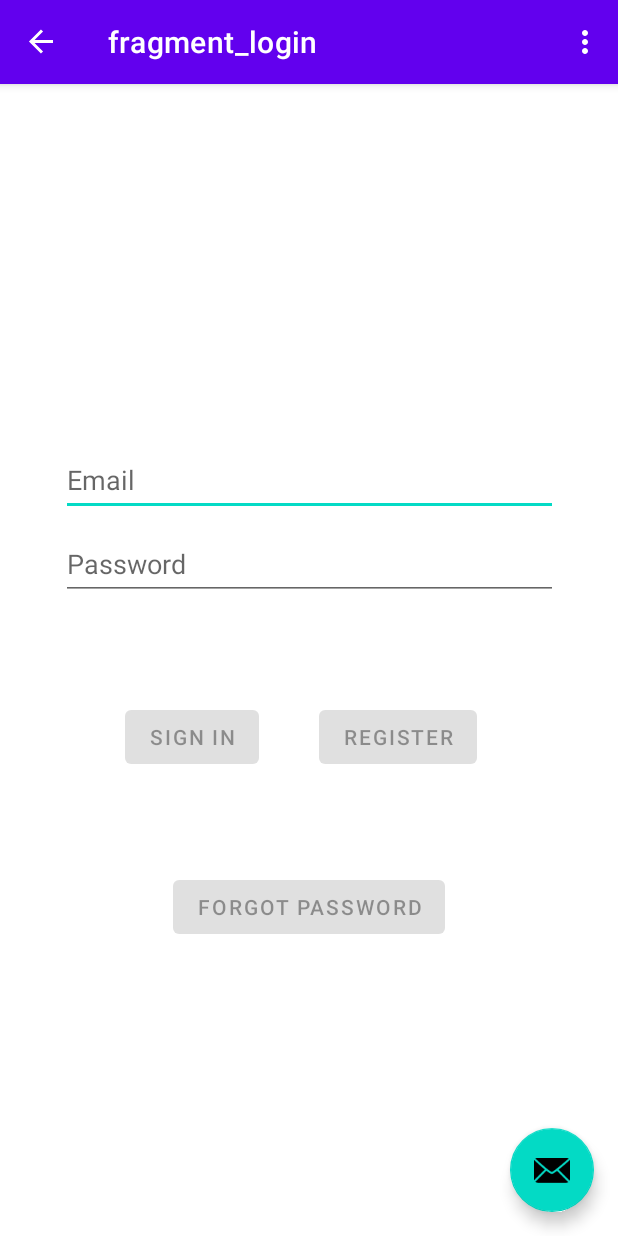
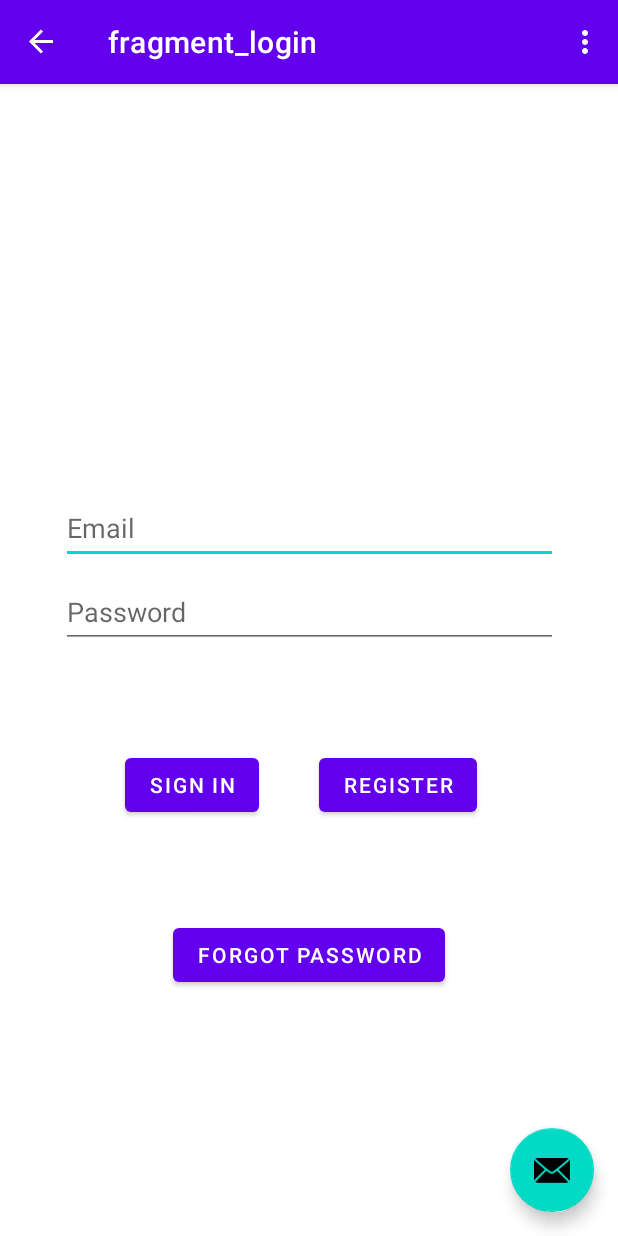
Before and after one commit to bpan2/SBRMS-2, an Android app: the screen it shows after launch (MainActivity), on a phone screen of 412 x 824 dp. Run offline under Robolectric (Android 15) with nearby library versions, the phone set to English and light mode, and no system bars; our stand-ins replace navigation-ui.

Commit message:
1. Enabling the SignIn, Register, and Forgot Password btns in LoginFragment xml 2. Set onClickListeners on Register and Forgot Password btns 3. Without checking the Email and Password fields, the transferring between Login and its associated fragments are working.

```diff
--- a/app/src/main/java/com/sbrms/ui/login/LoginFragment.kt
+++ b/app/src/main/java/com/sbrms/ui/login/LoginFragment.kt
@@ -35,12 +35,20 @@ class LoginFragment : Fragment(R.layout.fragment_login){
 
         _binding = FragmentLoginBinding.inflate(inflater, container, false)
 
-        binding.login.setOnClickListener{
+        binding.signIn.setOnClickListener{
             val action = LoginFragmentDirections.actionLoginFragmentToNavHome()
             findNavController().navigate(action)
         }
 
+        binding.register.setOnClickListener {
+            val action = LoginFragmentDirections.actionLoginFragmentToRegistrationFragment()
+            findNavController().navigate(action)
+        }
 
+        binding.forgotPassword.setOnClickListener {
+            val action = LoginFragmentDirections.actionLoginFragmentToSendTmpPassowrdFragment()
+            findNavController().navigate(action)
+        }
 
         val root: View = binding.root
 
--- a/app/src/main/res/layout/fragment_login.xml
+++ b/app/src/main/res/layout/fragment_login.xml
@@ -15,7 +15,7 @@
         android:id="@+id/username"
         android:layout_width="0dp"
         android:layout_height="wrap_content"
-        android:layout_marginTop="224dp"
+        android:layout_marginTop="256dp"
         android:autofillHints="@string/prompt_email"
         android:hint="@string/prompt_email"
         android:inputType="textEmailAddress"
@@ -43,13 +43,13 @@
 
 
     <Button
-        android:id="@+id/login"
+        android:id="@+id/signIn"
         android:layout_width="wrap_content"
         android:layout_height="wrap_content"
         android:layout_gravity="start"
         android:layout_marginTop="67dp"
         android:layout_marginEnd="40dp"
-        android:enabled="false"
+        android:enabled="true"
         android:text="@string/action_sign_in"
         app:layout_constraintEnd_toStartOf="@+id/register"
         app:layout_constraintTop_toBottomOf="@+id/password" />
@@ -60,9 +60,9 @@
         android:layout_height="wrap_content"
         android:layout_gravity="start"
         android:layout_marginEnd="78dp"
-        android:enabled="false"
+        android:enabled="true"
         android:text="@string/action_register"
-        app:layout_constraintBaseline_toBaselineOf="@+id/login"
+        app:layout_constraintBaseline_toBaselineOf="@+id/signIn"
         app:layout_constraintEnd_toEndOf="parent" />
 
 
@@ -73,7 +73,7 @@
         android:layout_gravity="start"
         android:layout_marginTop="65dp"
         android:layout_marginEnd="21dp"
-        android:enabled="false"
+        android:enabled="true"
         android:text="@string/action_forgotPassword"
         app:layout_constraintEnd_toEndOf="@+id/register"
         app:layout_constraintTop_toBottomOf="@+id/register" />
```
